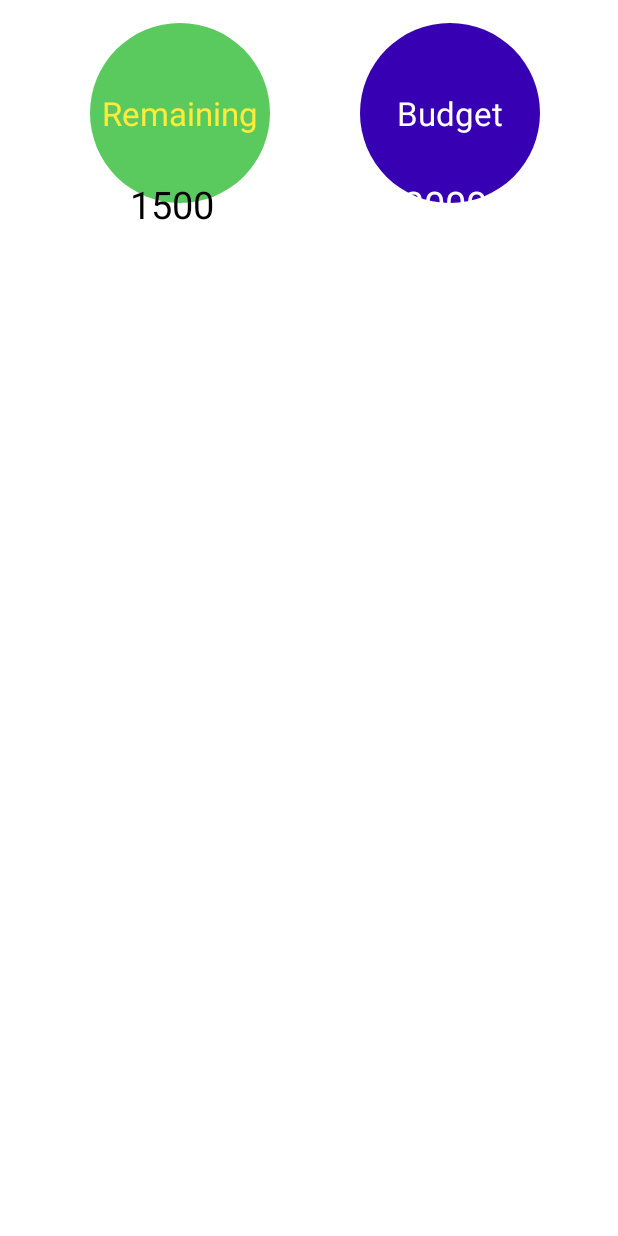
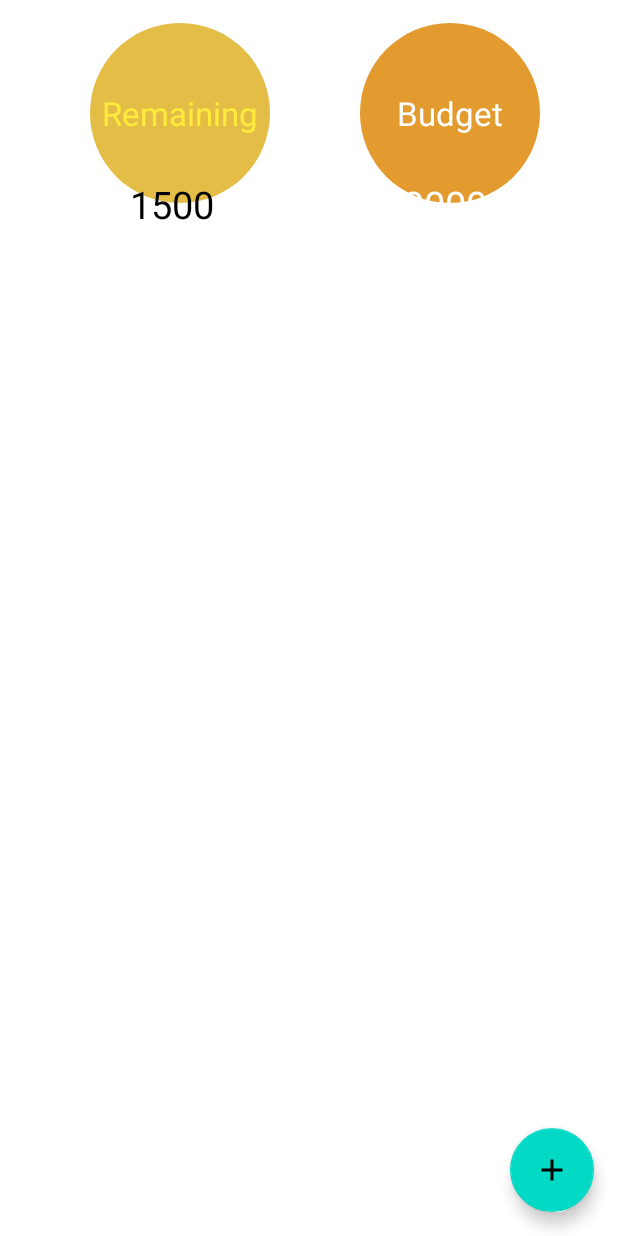
Before and after one commit to shakircam/TourApp, an Android app: the layout activity_expense.xml on its own in the app's theme, with its tools: preview values and no code run, on a phone screen of 412 x 824 dp. Run offline under Robolectric (Android 15) with nearby library versions, the light colour scheme and no system bars.

Commit message:
add expense add item layout..

```diff
--- a/app/src/main/java/com/example/shaki/newlogin/ImageAdapter.java
+++ b/app/src/main/java/com/example/shaki/newlogin/ImageAdapter.java
@@ -41,9 +41,6 @@ public class ImageAdapter extends RecyclerView.Adapter<ImageViewHolder> {
               .fit().centerCrop()
               .into( holder.imageView);
 
-//      Glide.with(holder.imageView)
-//              .load(uplodeImage.getImageUrl())
-//              .into(holder.imageView);
 
     }
 
--- a/app/src/main/res/layout/activity_expense.xml
+++ b/app/src/main/res/layout/activity_expense.xml
@@ -37,7 +37,7 @@
         android:textSize="22sp"
         app:layout_constraintStart_toStartOf="parent"
         app:layout_constraintTop_toTopOf="parent"
-        tools:text="Remaining" />
+        android:text="@string/remaining" />
 
     <androidx.appcompat.widget.AppCompatTextView
         android:layout_width="120dp"
@@ -50,7 +50,7 @@
         android:textSize="22sp"
         app:layout_constraintStart_toStartOf="parent"
         app:layout_constraintTop_toTopOf="parent"
-        tools:text="Budget" />
+        android:text="@string/budget" />
 
     <androidx.appcompat.widget.AppCompatTextView
         android:id="@+id/remaining_balance_tv"
@@ -89,5 +89,16 @@
 
    </androidx.recyclerview.widget.RecyclerView>
 
+    <com.google.android.material.floatingactionbutton.FloatingActionButton
+        android:layout_width="wrap_content"
+        android:src="@drawable/plus"
+        android:id="@+id/fab_add"
+        app:layout_constraintBottom_toBottomOf="parent"
+        app:layout_constraintEnd_toEndOf="parent"
+        android:layout_margin="16dp"
+        android:layout_height="wrap_content"
+        android:contentDescription="TODO">
+    </com.google.android.material.floatingactionbutton.FloatingActionButton>
+
 
 </androidx.constraintlayout.widget.ConstraintLayout>
--- a/app/src/main/res/values/colors.xml
+++ b/app/src/main/res/values/colors.xml
@@ -7,10 +7,10 @@
 <color name="yellow">#E6D438</color>
 <color name="endblue">#0bcce6</color>
     <color name="whitel">#FFFFFF</color>
-    <color name="cirular_textview_background">#5ACA5F</color>
+    <color name="cirular_textview_background">#E4BD47</color>
     <color name="purple_200">#FFBB86FC</color>
     <color name="purple_500">#FF6200EE</color>
-    <color name="purple_700">#FF3700B3</color>
+    <color name="purple_700">#E39A2E</color>
     <color name="teal_200">#FF03DAC5</color>
     <color name="teal_700">#FF018786</color>
     <color name="black">#FF000000</color>
```
Also changed, not shown: app/src/main/java/com/example/shaki/newlogin/TourActivity.java (+11 -7 lines), app/src/main/res/layout/dialog_expense_create.xml (added, +78 -0 lines), app/src/main/res/layout/expense_item.xml (+8 -3 lines), app/src/main/res/values/strings.xml (+7 -0 lines), 489 other files.
